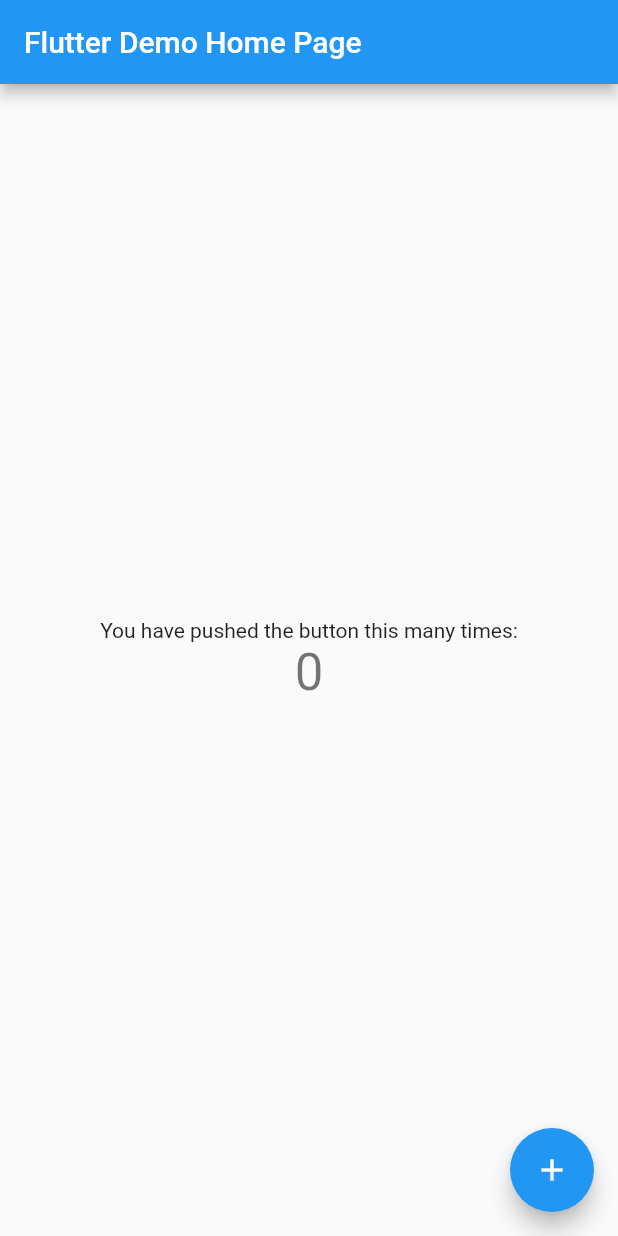
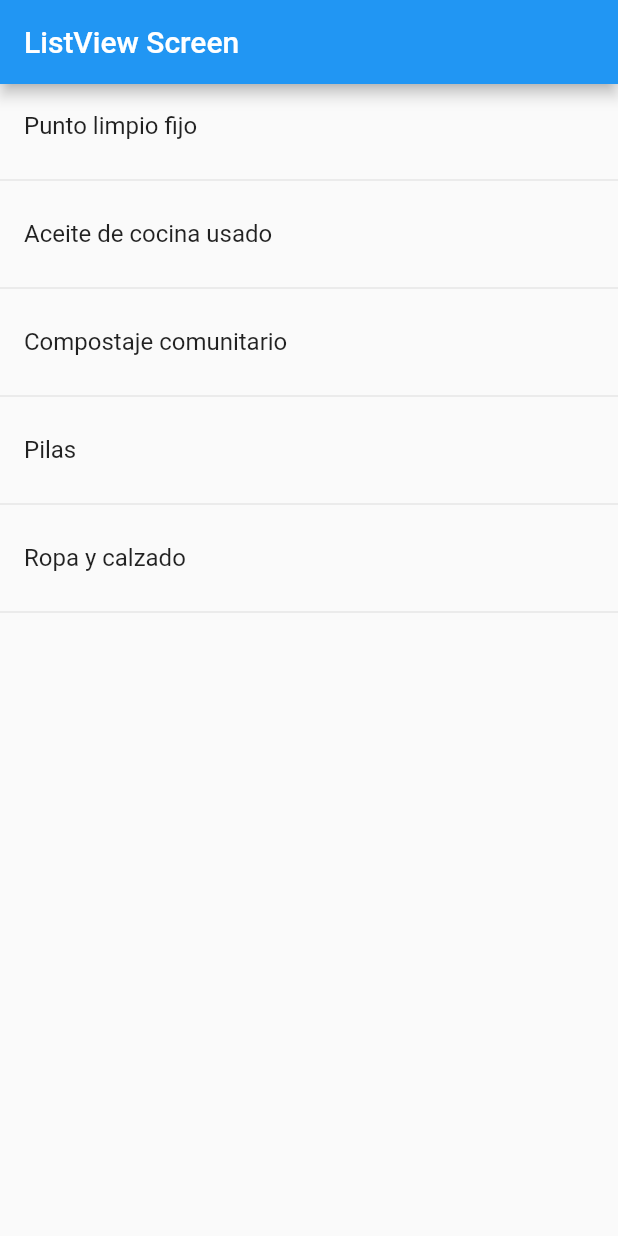
Before and after one commit to aetxabao/puntosreciclaje, a Flutter app: the screen it shows after launch, on a phone screen of 412 x 824 dp. Run offline on Flutter 3.47's test engine with Material 2 defaults, Android fonts, the light colour scheme and no system bars.

Commit message:
ListView

```diff
--- a/lib/main.dart
+++ b/lib/main.dart
@@ -1,117 +1,14 @@
 import 'package:flutter/material.dart';
+import 'package:puntosreciclaje/screens/listview_screen.dart';
 
-void main() {
-  runApp(MyApp());
-}
+void main() => runApp(MyApp());
 
 class MyApp extends StatelessWidget {
-  // This widget is the root of your application.
   @override
   Widget build(BuildContext context) {
     return MaterialApp(
-      title: 'Flutter Demo',
-      theme: ThemeData(
-        // This is the theme of your application.
-        //
-        // Try running your application with "flutter run". You'll see the
-        // application has a blue toolbar. Then, without quitting the app, try
-        // changing the primarySwatch below to Colors.green and then invoke
-        // "hot reload" (press "r" in the console where you ran "flutter run",
-        // or simply save your changes to "hot reload" in a Flutter IDE).
-        // Notice that the counter didn't reset back to zero; the application
-        // is not restarted.
-        primarySwatch: Colors.blue,
-        // This makes the visual density adapt to the platform that you run
-        // the app on. For desktop platforms, the controls will be smaller and
-        // closer together (more dense) than on mobile platforms.
-        visualDensity: VisualDensity.adaptivePlatformDensity,
-      ),
-      home: MyHomePage(title: 'Flutter Demo Home Page'),
+      title: 'Material App',
+      home: ListViewScreen(),
     );
   }
 }
-
-class MyHomePage extends StatefulWidget {
-  MyHomePage({Key key, this.title}) : super(key: key);
-
-  // This widget is the home page of your application. It is stateful, meaning
-  // that it has a State object (defined below) that contains fields that affect
-  // how it looks.
-
-  // This class is the configuration for the state. It holds the values (in this
-  // case the title) provided by the parent (in this case the App widget) and
-  // used by the build method of the State. Fields in a Widget subclass are
-  // always marked "final".
-
-  final String title;
-
-  @override
-  _MyHomePageState createState() => _MyHomePageState();
-}
-
-class _MyHomePageState extends State<MyHomePage> {
-  int _counter = 0;
-
-  void _incrementCounter() {
-    setState(() {
-      // This call to setState tells the Flutter framework that something has
-      // changed in this State, which causes it to rerun the build method below
-      // so that the display can reflect the updated values. If we changed
-      // _counter without calling setState(), then the build method would not be
-      // called again, and so nothing would appear to happen.
-      _counter++;
-    });
-  }
-
-  @override
-  Widget build(BuildContext context) {
-    // This method is rerun every time setState is called, for instance as done
-    // by the _incrementCounter method above.
-    //
-    // The Flutter framework has been optimized to make rerunning build methods
-    // fast, so that you can just rebuild anything that needs updating rather
-    // than having to individually change instances of widgets.
-    return Scaffold(
-      appBar: AppBar(
-        // Here we take the value from the MyHomePage object that was created by
-        // the App.build method, and use it to set our appbar title.
-        title: Text(widget.title),
-      ),
-      body: Center(
-        // Center is a layout widget. It takes a single child and positions it
-        // in the middle of the parent.
-        child: Column(
-          // Column is also a layout widget. It takes a list of children and
-          // arranges them vertically. By default, it sizes itself to fit its
-          // children horizontally, and tries to be as tall as its parent.
-          //
-          // Invoke "debug painting" (press "p" in the console, choose the
-          // "Toggle Debug Paint" action from the Flutter Inspector in Android
-          // Studio, or the "Toggle Debug Paint" command in Visual Studio Code)
-          // to see the wireframe for each widget.
-          //
-          // Column has various properties to control how it sizes itself and
-          // how it positions its children. Here we use mainAxisAlignment to
-          // center the children vertically; the main axis here is the vertical
-          // axis because Columns are vertical (the cross axis would be
-          // horizontal).
-          mainAxisAlignment: MainAxisAlignment.center,
-          children: <Widget>[
-            Text(
-              'You have pushed the button this many times:',
-            ),
-            Text(
-              '$_counter',
-              style: Theme.of(context).textTheme.headline4,
-            ),
-          ],
-        ),
-      ),
-      floatingActionButton: FloatingActionButton(
-        onPressed: _incrementCounter,
-        tooltip: 'Increment',
-        child: Icon(Icons.add),
-      ), // This trailing comma makes auto-formatting nicer for build methods.
-    );
-  }
-}
--- /dev/null
+++ b/lib/providers/puntos_provider.dart
@@ -0,0 +1,11 @@
+class PuntosProvider {
+  final listaTipos = [
+    'Punto limpio fijo',
+    'Aceite de cocina usado',
+    'Compostaje comunitario',
+    'Pilas',
+    'Ropa y calzado',
+  ];
+}
+
+final puntosProvider = new PuntosProvider();
--- /dev/null
+++ b/lib/screens/listview_screen.dart
@@ -0,0 +1,28 @@
+import 'package:flutter/material.dart';
+import 'package:puntosreciclaje/providers/puntos_provider.dart';
+
+class ListViewScreen extends StatelessWidget {
+  @override
+  Widget build(BuildContext context) {
+    return Scaffold(
+      appBar: AppBar(
+        title: Text("ListView Screen"),
+      ),
+      body: ListView(
+        children: _listaElementos(),
+      ),
+    );
+  }
+
+  List<Widget> _listaElementos() {
+    List<Widget> lista = [];
+    puntosProvider.listaTipos.forEach((tipo) {
+      final tile = new ListTile(
+        title: Text(tipo),
+      );
+      lista.add(tile);
+      lista.add(Divider());
+    });
+    return lista;
+  }
+}
```
